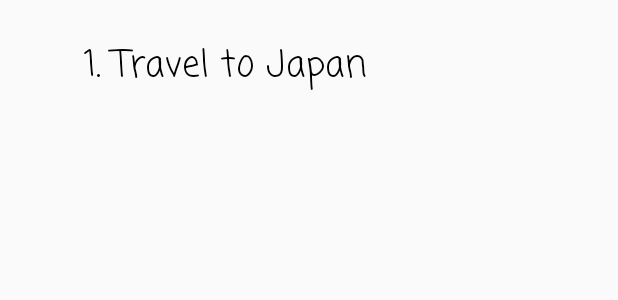
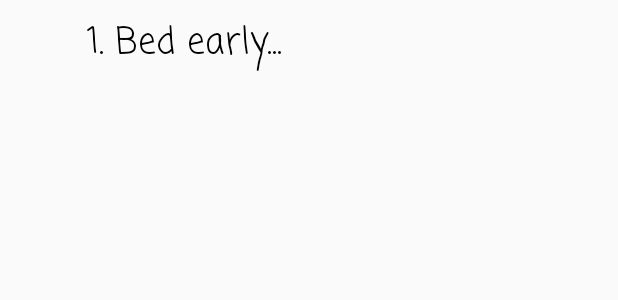
Before and after one commit to hongzicong/SaltedFish, an Android app: the layout item_flag.xml on its own in the app's theme, with its tools: preview values and no code run, on a phone screen of 412 x 824 dp. Shown: the top 300 px of the screen. Run offline under Robolectric (Android 15) with nearby library versions, the phone set to English and light mode, and no system bars.

Commit message:
finish flag

```diff
--- a/app/src/main/java/com/ping/greendao/gen/DaoMaster.java
+++ b/app/src/main/java/com/ping/greendao/gen/DaoMaster.java
@@ -22,14 +22,12 @@ public class DaoMaster extends AbstractDaoMaster {
     /** Creates underlying database table using DAOs. */
     public static void createAllTables(Database db, boolean ifNotExists) {
         EveryDayTaskDao.createTable(db, ifNotExists);
-        FlagDao.createTable(db, ifNotExists);
         OneDayTaskDao.createTable(db, ifNotExists);
     }
 
     /** Drops underlying database table using DAOs. */
     public static void dropAllTables(Database db, boolean ifExists) {
         EveryDayTaskDao.dropTable(db, ifExists);
-        FlagDao.dropTable(db, ifExists);
         OneDayTaskDao.dropTable(db, ifExists);
     }
 
@@ -50,7 +48,6 @@ public class DaoMaster extends AbstractDaoMaster {
     public DaoMaster(Database db) {
         super(db, SCHEMA_VERSION);
         registerDaoClass(EveryDayTaskDao.class);
-        registerDaoClass(FlagDao.class);
         registerDaoClass(OneDayTaskDao.class);
     }
 
--- a/app/src/main/java/hongzicong/saltedfish/utils/OneDayDaoUtil.java
+++ b/app/src/main/java/hongzicong/saltedfish/utils/OneDayDaoUtil.java
@@ -13,10 +13,6 @@ import java.util.List;
 import hongzicong.saltedfish.db.DBManager;
 import hongzicong.saltedfish.model.EveryDayTask;
 import hongzicong.saltedfish.model.OneDayTask;
-
-/**
- * Created by Dv00 on 2018/1/5.
- */
 
 public class OneDayDaoUtil {
 
--- a/app/src/main/res/layout/item_flag.xml
+++ b/app/src/main/res/layout/item_flag.xml
@@ -1,5 +1,5 @@
 <?xml version="1.0" encoding="utf-8"?>
-<android.support.constraint.ConstraintLayout
+<LinearLayout
     xmlns:android="http://schemas.android.com/apk/res/android"
     xmlns:app="http://schemas.android.com/apk/res-auto"
     xmlns:tools="http://schemas.android.com/tools"
@@ -7,25 +7,19 @@
     android:layout_height="wrap_content"
     android:background="#00000000"
     android:layout_marginBottom="3dp"
-    android:layout_marginTop="10dp">
+    android:layout_marginTop="10dp"
+    android:orientation="vertical">
 
     <TextView
         android:id="@+id/text_view"
-        android:layout_width="wrap_content"
+        android:layout_width="match_parent"
         android:layout_height="wrap_content"
-        android:layout_marginStart="50dp"
-        android:layout_marginTop="15dp"
-        android:layout_marginEnd="8dp"
-        android:layout_marginBottom="15dp"
         android:fontFamily="casual"
-        android:text="1. Travel to Japan"
         android:textColor="@android:color/black"
         android:textSize="24dp"
-        app:layout_constraintBottom_toBottomOf="parent"
-        app:layout_constraintEnd_toEndOf="parent"
-        app:layout_constraintHorizontal_bias="0.035"
-        app:layout_constraintStart_toStartOf="parent"
-        app:layout_constraintTop_toTopOf="parent"
-        app:layout_constraintVertical_bias="1.0"/>
+        android:text="1. Bed early..."
+        android:gravity="start|top"
+        android:layout_marginStart="58dp"
+        android:background="#00000000"/>
 
-</android.support.constraint.ConstraintLayout>
+</LinearLayout>
```
Also changed, not shown: app/src/main/java/com/ping/greendao/gen/DaoSession.java (+0 -14 lines), app/src/main/java/com/ping/greendao/gen/FlagDao.java (deleted, +0 -135 lines), app/src/main/java/hongzicong/saltedfish/activity/NewFlagActivity.java (+18 -24 lines), app/src/main/java/hongzicong/saltedfish/activity/SaltedFishFlagActivity.java (+12 -5 lines), app/src/main/java/hongzicong/saltedfish/adapter/FlagAdapter.java (+11 -18 lines), app/src/main/java/hongzicong/saltedfish/model/Flag.java (deleted, +0 -44 lines), app/src/main/java/hongzicong/saltedfish/viewholder/FlagViewHolder.java (+25 -4 lines), app/src/main/res/layout/activity_flag_new.xml (renamed from app/src/main/res/layout/activity_new_flag.xml, +5 -3 lines).
